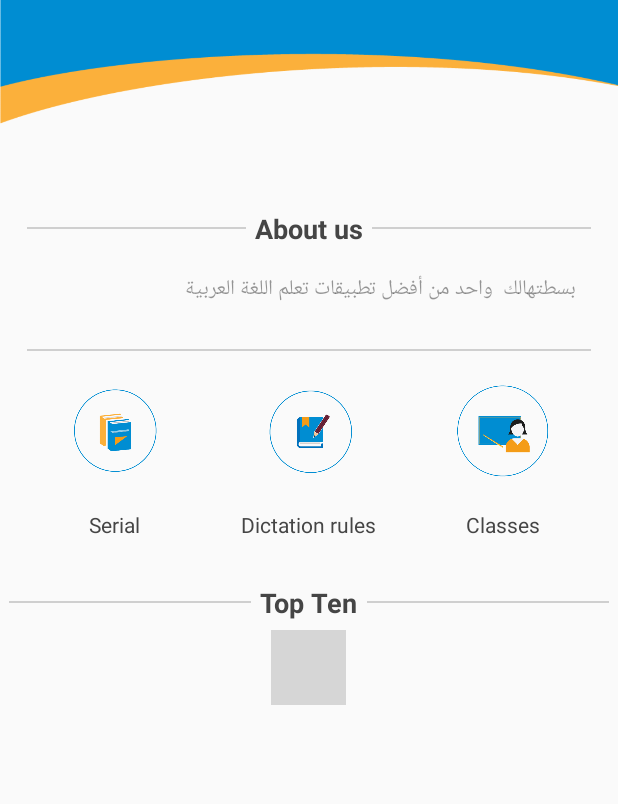
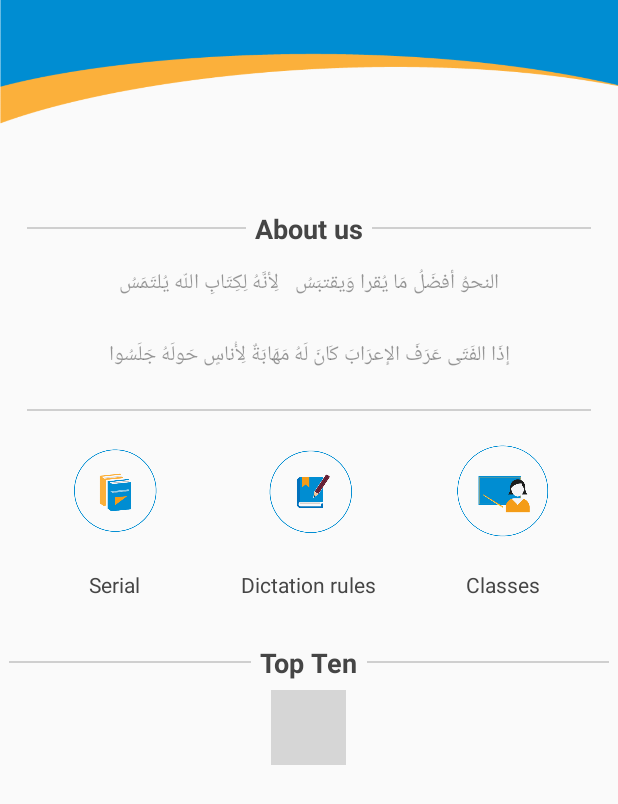
Before and after one commit to nagwareda/baast, an Android app: the fragment HomeFragment shown on its own in the app's theme, on a phone screen of 412 x 824 dp. Shown: the top 804 px of the screen. Run offline under Robolectric (Android 15) with nearby library versions, the phone set to English and light mode, and no system bars; our stand-ins replace CircleImageView, Picasso; libraries missing offline, so code that uses them is left out: com.victor.loading, uk.co.chrisjenx; plain views replace RotateLoading; pictures from the network do not load; 4 statements that could not run were skipped; grey boxes are pictures that could not be loaded.

Commit message:
solve issues

```diff
--- a/app/src/main/AndroidManifest.xml
+++ b/app/src/main/AndroidManifest.xml
@@ -95,7 +95,7 @@
         <activity android:name=".view.activity.ImageActivity" />
         <activity android:name=".view.activity.EditProfileActivity" />
         <activity android:name=".view.ChangePasswordActvity" />
-        <activity android:name=".view.activity.LoginActivity"></activity>
+        <activity android:name=".view.activity.LoginActivity" />
     </application>
 
 </manifest>
--- a/app/src/main/java/com/tec77/bsatahalk/view/fragment/HomeFragment.java
+++ b/app/src/main/java/com/tec77/bsatahalk/view/fragment/HomeFragment.java
@@ -31,6 +31,7 @@ import com.victor.loading.rotate.RotateLoading;
 
 import java.util.ArrayList;
 
+
 public class HomeFragment extends BaseFragment implements View.OnClickListener, TopTenListResponseListener,
         SwipeRefreshLayout.OnRefreshListener {
 
@@ -38,7 +39,7 @@ public class HomeFragment extends BaseFragment implements View.OnClickListener,
     private TopTenListAdapter adapter;
     private ArrayList<TopTenResponse.TopTenModel> topTenStudentsList = new ArrayList<>();
     private SwipeRefreshLayout refreshStudentList;
-    private TextView noStudents, title;
+    private TextView noStudents, title,ediomFirsr,ediomSecond;
     private LinearLayout networkFailedLinearLayout, btnLinear, txtLinear;
     private Button refreshConnection, serialBtn, schoolClassBtn, emlaaRuleBtn;
     private SharedPref sharedPref;
@@ -83,6 +84,11 @@ public class HomeFragment extends BaseFragment implements View.OnClickListener,
         emla2Linear = view.findViewById(R.id.HomeFragment_linear_emlaa);
         classLinear = view.findViewById(R.id.HomeFragment_linear_class);
         loading = view.findViewById(R.id.TopTenFragment_RotateLoading_loading);
+        ediomFirsr = view.findViewById(R.id.FragmentHome_ediom_first);
+        ediomFirsr.setText("النحوُ أفضَلُ مَا يُقرا وَيقتبَسُ"+"\t"+"لِأنَّهُ لِكِتَابِ اللّه يُلتَمَسُ");
+
+        ediomSecond = view.findViewById(R.id.FragmentHome_ediom_second);
+        ediomSecond.setText("إذَا الفَتَى عَرَفَ الإعرَابَ كَانَ لَهُ"+"\t"+"مَهَابَةٌ لِأُناسٍ حَولَهُ جَلَسُوا");
 
         initCategoryList();
 
--- a/app/src/main/java/com/tec77/bsatahalk/view/fragment/ProfileFragment.java
+++ b/app/src/main/java/com/tec77/bsatahalk/view/fragment/ProfileFragment.java
@@ -24,7 +24,7 @@ import com.tec77.bsatahalk.view.activity.EditProfileActivity;
 
 public class ProfileFragment extends Fragment implements ProfileResponseListener, View.OnClickListener {
 
-    private TextView nameTxt, emailTxt, phoneTxt, quizzesNoTxt, totlaDgreeTxt, title;
+    private TextView nameTxt, emailTxt, phoneTxt, quizzesNoTxt, totlaDgreeTxt, title,ediom;
     private LinearLayout networkFailedLinearLayout;
     private Button refreshConnection, forgetPassBtn, editProfileBtn;
     private ImageView profile;
@@ -64,6 +64,8 @@ public class ProfileFragment extends Fragment implements ProfileResponseListener
         networkFailedLinearLayout = view.findViewById(R.id.ProfileFragment_LinearLayout_NetworkFailed);
         refreshConnection = view.findViewById(R.id.ProfileFragment_btn_refreshConnection);
         profile = view.findViewById(R.id.ProfileFragment_image_profile);
+        ediom = view.findViewById(R.id.ProfileFragment_txt_ediom);
+        ediom.setText("إن الذي ملأ اللغات محاسن جعل الجمال وسره في الضاد"+"\n"+"(الشاعر أحمد شوقي)");
         title = getActivity().findViewById(R.id.HomeActivity_TextView_title);
         title.setText(getActivity().getString(R.string.nav_profile));
 
--- a/app/src/main/res/layout/fragment_home.xml
+++ b/app/src/main/res/layout/fragment_home.xml
@@ -147,16 +147,30 @@
                     android:background="@color/gray_light" />
 
             </LinearLayout>
+<LinearLayout
+    android:layout_width="match_parent"
+    android:layout_height="wrap_content"
+    android:orientation="vertical"
+    >
+    <TextView
+        android:id="@+id/FragmentHome_ediom_first"
+        android:layout_width="match_parent"
+        android:layout_height="wrap_content"
+        android:padding="@dimen/small_padding"
+        android:gravity="center"
+       android:maxLines="1"
+        android:textColor="@color/blackColorLight" />
+    <TextView
+        android:id="@+id/FragmentHome_ediom_second"
+        android:layout_width="match_parent"
+        android:layout_height="wrap_content"
+        android:padding="@dimen/small_padding"
+        android:gravity="center"
+        android:layout_marginBottom="@dimen/small_margin"
+        android:textColor="@color/blackColorLight" />
+</LinearLayout>
 
 
-            <TextView
-                android:id="@+id/AboutUs_TextView_aboutUs"
-                android:layout_width="match_parent"
-                android:layout_height="wrap_content"
-                android:padding="@dimen/medium_padding"
-                android:layout_marginBottom="@dimen/small_margin"
-                android:text="بسطتهالك  واحد من أفضل تطبيقات تعلم اللغة العربية"
-                android:textColor="@color/blackColorLight" />
 
             <View
                 android:layout_width="match_parent"
--- a/app/src/main/res/layout/fragment_solve_e3rab_question_dialog.xml
+++ b/app/src/main/res/layout/fragment_solve_e3rab_question_dialog.xml
@@ -76,7 +76,7 @@
                     android:gravity="center"
                     android:padding="@dimen/small_padding"
                     android:text="فاعل"
-                    android:textColor="@color/gray"
+                    android:textColor="@color/red_color_Dark"
                     android:textStyle="bold" />
 
                 <View
@@ -103,7 +103,7 @@
                     android:gravity="center"
                     android:padding="@dimen/small_padding"
                     android:text="الضمة"
-                    android:textColor="@color/gray"
+                    android:textColor="@color/red_color_Dark"
                     android:textStyle="bold" />
 
                 <View
```
Also changed, not shown: 1 other file.
